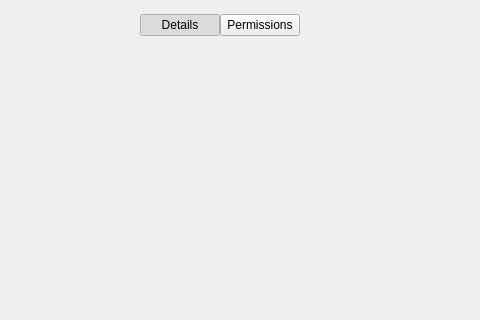
theCheeseboard/thefile, file application/popovers/itempropertiespopover.ui: the form before one commit; both pictures show x 156 to 636 and y 0 to 320 of the 792 by 496 pixel window.
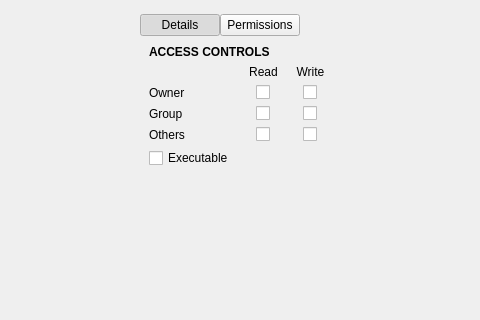
The form after the commit. The open tabs and pages were chosen to show the change. Custom widgets are drawn as their Qt base class.

```diff
--- a/application/popovers/itempropertiespopover.ui
+++ b/application/popovers/itempropertiespopover.ui
@@ -241,7 +241,146 @@
        </item>
       </layout>
      </widget>
-     <widget class="QWidget" name="permissionsPage"/>
+     <widget class="QWidget" name="permissionsPage">
+      <layout class="QGridLayout" name="gridLayout_2">
+       <item row="4" column="0">
+        <widget class="QLabel" name="label_10">
+         <property name="text">
+          <string>Others</string>
+         </property>
+        </widget>
+       </item>
+       <item row="3" column="2" alignment="Qt::AlignHCenter">
+        <widget class="QCheckBox" name="groupReadBox">
+         <property name="text">
+          <string/>
+         </property>
+        </widget>
+       </item>
+       <item row="2" column="3" alignment="Qt::AlignHCenter">
+        <widget class="QCheckBox" name="ownerWriteBox">
+         <property name="text">
+          <string/>
+         </property>
+        </widget>
+       </item>
+       <item row="3" column="3" alignment="Qt::AlignHCenter">
+        <widget class="QCheckBox" name="groupWriteBox">
+         <property name="text">
+          <string/>
+         </property>
+        </widget>
+       </item>
+       <item row="4" column="2" alignment="Qt::AlignHCenter">
+        <widget class="QCheckBox" name="otherReadBox">
+         <property name="text">
+          <string/>
+         </property>
+        </widget>
+       </item>
+       <item row="4" column="3" alignment="Qt::AlignHCenter">
+        <widget class="QCheckBox" name="otherWriteBox">
+         <property name="text">
+          <string/>
+         </property>
+        </widget>
+       </item>
+       <item row="1" column="2">
+        <widget class="QLabel" name="label_11">
+         <property name="text">
+          <string>Read</string>
+         </property>
+         <property name="alignment">
+          <set>Qt::AlignCenter</set>
+         </property>
+        </widget>
+       </item>
+       <item row="2" column="0">
+        <widget class="QLabel" name="label_8">
+         <property name="text">
+          <string>Owner</string>
+         </property>
+        </widget>
+       </item>
+       <item row="3" column="0">
+        <widget class="QLabel" name="label_9">
+         <property name="text">
+          <string>Group</string>
+         </property>
+        </widget>
+       </item>
+       <item row="0" column="0" colspan="4">
+        <widget class="QLabel" name="label_5">
+         <property name="font">
+          <font>
+           <weight>75</weight>
+           <bold>true</bold>
+          </font>
+         </property>
+         <property name="text">
+          <string>ACCESS CONTROLS</string>
+         </property>
+        </widget>
+       </item>
+       <item row="5" column="0" colspan="4">
+        <widget class="QCheckBox" name="executableBox">
+         <property name="text">
+          <string>Executable</string>
+         </property>
+        </widget>
+       </item>
+       <item row="1" column="3">
+        <widget class="QLabel" name="label_12">
+         <property name="text">
+          <string>Write</string>
+         </property>
+         <property name="alignment">
+          <set>Qt::AlignCenter</set>
+         </property>
+        </widget>
+       </item>
+       <item row="6" column="0">
+        <spacer name="verticalSpacer_2">
+         <property name="orientation">
+          <enum>Qt::Vertical</enum>
+         </property>
+         <property name="sizeHint" stdset="0">
+          <size>
+           <width>20</width>
+           <height>289</height>
+          </size>
+         </property>
+        </spacer>
+       </item>
+       <item row="2" column="2" alignment="Qt::AlignHCenter">
+        <widget class="QCheckBox" name="ownerReadBox">
+         <property name="text">
+          <string/>
+         </property>
+        </widget>
+       </item>
+       <item row="2" column="1">
+        <widget class="QLabel" name="fileOwnerLabel">
+         <property name="enabled">
+          <bool>false</bool>
+         </property>
+         <property name="text">
+          <string notr="true"/>
+         </property>
+        </widget>
+       </item>
+       <item row="3" column="1">
+        <widget class="QLabel" name="fileGroupLabel">
+         <property name="enabled">
+          <bool>false</bool>
+         </property>
+         <property name="text">
+          <string notr="true"/>
+         </property>
+        </widget>
+       </item>
+      </layout>
+     </widget>
     </widget>
    </item>
   </layout>
```
Left out of the diff: 3 changed lines with no effect on the pictures.
